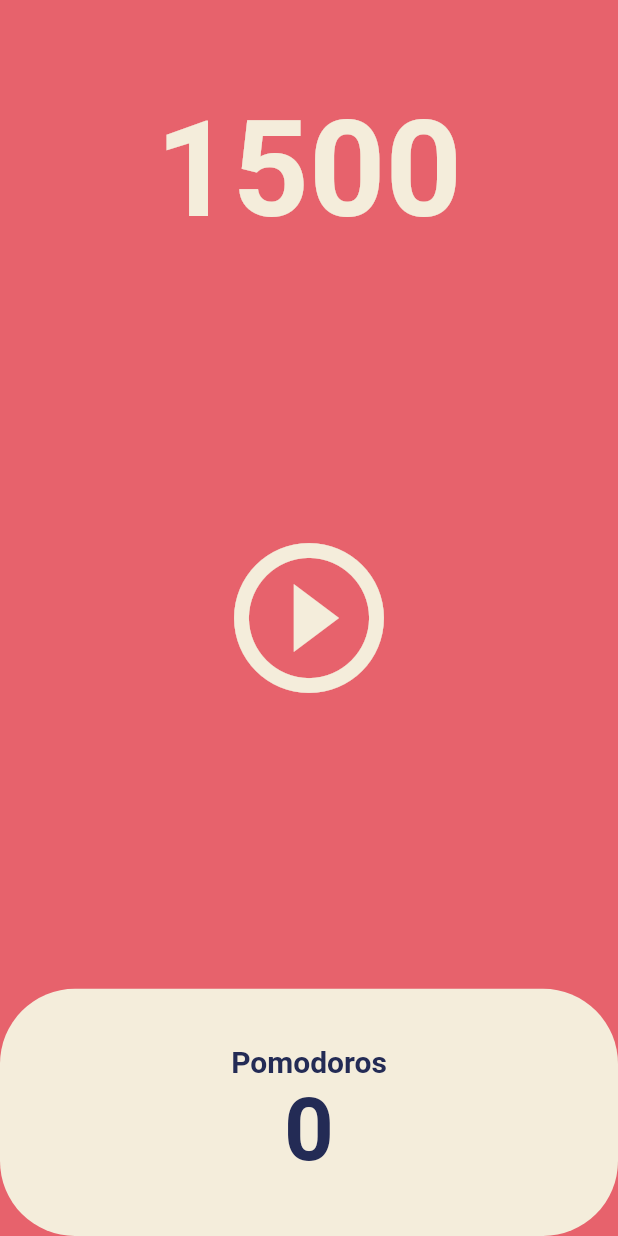
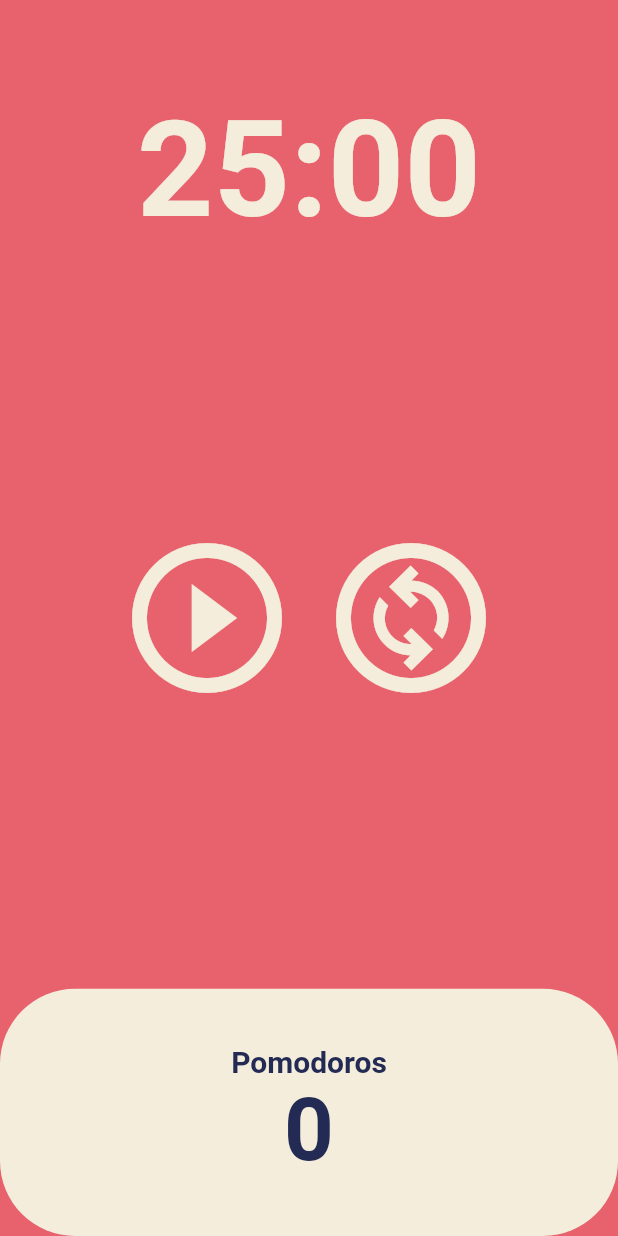
Before and after one commit to kimiihvo/pomodoro, a Flutter app: the screen it shows after launch, on a phone screen of 412 x 824 dp. Run offline on Flutter 3.47's test engine with Material 2 defaults, Android fonts, the phone set to English and light mode, and no system bars.

Commit message:
#5.4 Code Challenge: Reset Button

```diff
--- a/lib/screens/home_screen.dart
+++ b/lib/screens/home_screen.dart
@@ -10,14 +10,25 @@ class HomeScreen extends StatefulWidget {
 }
 
 class _HomeScreenState extends State<HomeScreen> {
-  int totalSeconds = 1500;
+  static const twentyFiveMinutes = 1500;
+  int totalSeconds = twentyFiveMinutes;
   bool isRunning = false;
+  int totalPomodoros = 0;
   late Timer timer;
 
   void onTick(Timer timer) {
+    if (totalSeconds == 0) {
+      setState(() {
+        totalPomodoros = totalPomodoros + 1;
+        isRunning = false;
+        totalSeconds = twentyFiveMinutes;
+      });
+      timer.cancel();
+    } else {
       setState(() {
         totalSeconds = totalSeconds - 1;
       });
+    }
   }
 
   void onStartPressed() {
@@ -37,6 +48,21 @@ class _HomeScreenState extends State<HomeScreen> {
     });
   }
 
+  // Code Challenge! 초기화 버튼
+  void onResetPressed() {
+    setState(() {
+      isRunning = false;
+      totalSeconds = twentyFiveMinutes;
+      totalPomodoros = 0;
+      timer.cancel();
+    });
+  }
+
+  String format(int seconds) {
+    var duration = Duration(seconds: seconds);
+    return duration.toString().split(".").first.substring(2, 7);
+  }
+
   @override
   Widget build(BuildContext context) {
     return Scaffold(
@@ -48,7 +74,7 @@ class _HomeScreenState extends State<HomeScreen> {
             child: Container(
               alignment: Alignment.bottomCenter,
               child: Text(
-                '$totalSeconds',
+                format(totalSeconds),
                 style: TextStyle(
                   color: Theme.of(context).cardColor,
                   fontSize: 89,
@@ -59,7 +85,10 @@ class _HomeScreenState extends State<HomeScreen> {
           ),
           Flexible(
             flex: 3,
-            child: Center(
+            child: Row(
+              mainAxisAlignment: MainAxisAlignment.center,
+              children: [
+                Center(
                   child: IconButton(
                     iconSize: 120,
                     color: Theme.of(context).cardColor,
@@ -68,6 +97,16 @@ class _HomeScreenState extends State<HomeScreen> {
                         ? Icons.pause_circle_outline
                         : Icons.play_circle_outline),
                   ),
+                ),
+                Center(
+                  child: IconButton(
+                    iconSize: 120,
+                    color: Theme.of(context).cardColor,
+                    onPressed: onResetPressed,
+                    icon: const Icon(Icons.change_circle_outlined),
+                  ),
+                ),
+              ],
             ),
           ),
           Flexible(
@@ -93,7 +132,7 @@ class _HomeScreenState extends State<HomeScreen> {
                           ),
                         ),
                         Text(
-                          '0',
+                          '$totalPomodoros',
                           style: TextStyle(
                             fontSize: 58,
                             fontWeight: FontWeight.w600,
```
Lines whose indentation alone changed are shown as unchanged.
